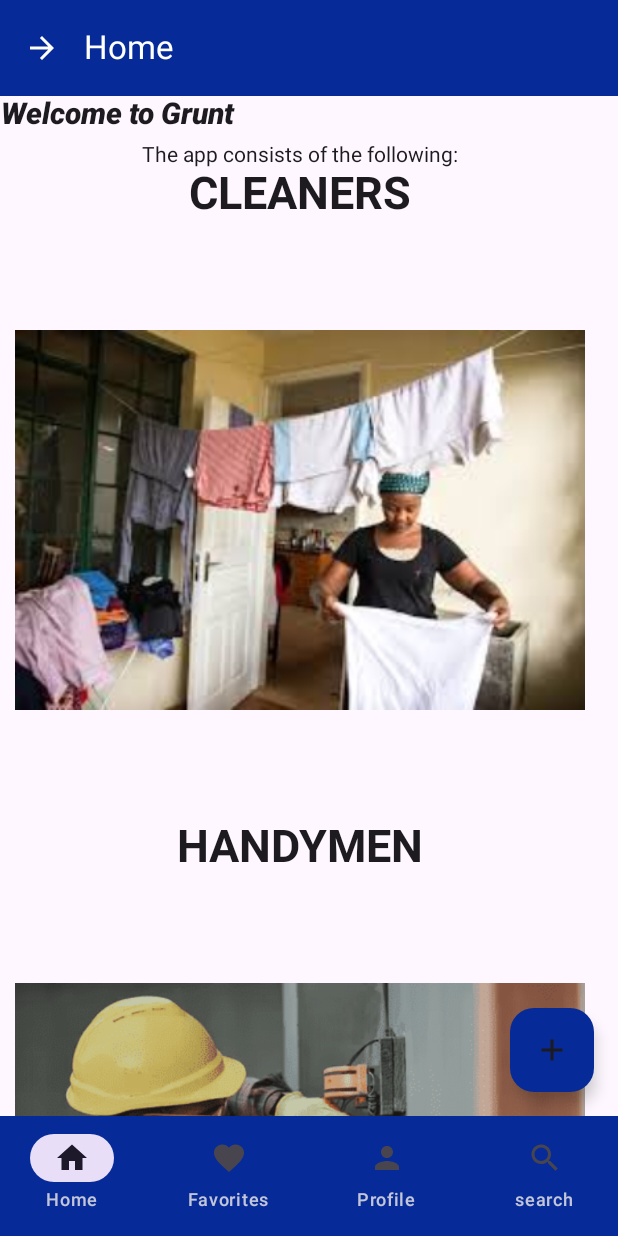
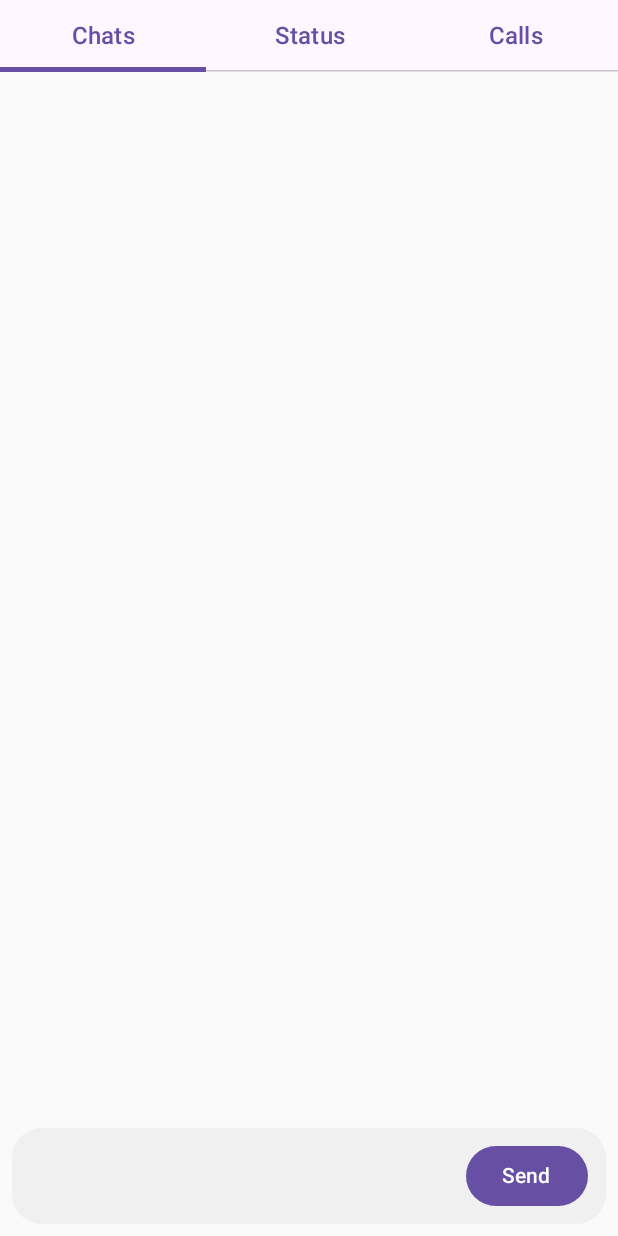
Before and after one commit to michaeltekri/grunts, an Android app built with Jetpack Compose: the screen it shows after launch (MainActivity), on a phone screen of 412 x 824 dp. Run offline under Robolectric (Android 15) with nearby library versions, the phone set to English and light mode, and no system bars; our stand-ins replace Room's generated code.

Commit message:
later commit

```diff
--- /dev/null
+++ b/app/src/main/java/com/tekri/grunts/data/ChatDatabase.kt
@@ -0,0 +1,30 @@
+package com.tekri.grunts.data
+
+import android.content.Context
+import androidx.room.Database
+import androidx.room.Room
+import androidx.room.RoomDatabase
+import com.tekri.grunts.data.MessageDao
+import com.tekri.grunts.model.Message
+
+@Database(entities = [Message::class], version = 1, exportSchema = false)
+abstract class ChatDatabase : RoomDatabase() {
+    abstract fun messageDao(): MessageDao
+
+    companion object {
+        @Volatile
+        private var INSTANCE: ChatDatabase? = null
+
+        fun getDatabase(context: Context): ChatDatabase {
+            return INSTANCE ?: synchronized(this) {
+                val instance = Room.databaseBuilder(
+                    context.applicationContext,
+                    ChatDatabase::class.java,
+                    "chat_database"
+                ).build()
+                INSTANCE = instance
+                instance
+            }
+        }
+    }
+}
--- /dev/null
+++ b/app/src/main/java/com/tekri/grunts/data/MessageDao.kt
@@ -0,0 +1,20 @@
+package com.tekri.grunts.data
+
+import androidx.room.Dao
+import androidx.room.Insert
+import androidx.room.OnConflictStrategy
+import androidx.room.Query
+import com.tekri.grunts.model.Message
+import kotlinx.coroutines.flow.Flow
+
+@Dao
+interface MessageDao {
+    @Query("SELECT * FROM messages ORDER BY timestamp ASC")
+    fun getAllMessages(): Flow<List<Message>>
+
+    @Insert(onConflict = OnConflictStrategy.IGNORE)
+    suspend fun insertMessage(message: Message)
+
+    @Query("DELETE FROM messages")
+    suspend fun clearMessages()
+}
--- a/app/src/main/java/com/tekri/grunts/navigation/AppNavHost.kt
+++ b/app/src/main/java/com/tekri/grunts/navigation/AppNavHost.kt
@@ -3,28 +3,34 @@ package com.tekri.grunts.navigation
 import androidx.compose.runtime.Composable
 import androidx.compose.ui.Modifier
 import androidx.compose.ui.platform.LocalContext
+import androidx.lifecycle.viewmodel.compose.viewModel
 import androidx.navigation.NavHostController
 import androidx.navigation.compose.NavHost
 import androidx.navigation.compose.composable
 import androidx.navigation.compose.rememberNavController
+import com.tekri.grunts.data.ChatDatabase
 import com.tekri.grunts.data.UserDatabase
+import com.tekri.grunts.repository.ChatRepository
 import com.tekri.grunts.repository.UserRepository
 import com.tekri.grunts.ui.screens.about.AboutScreen
 import com.tekri.grunts.ui.screens.auth.LoginScreen
 import com.tekri.grunts.ui.screens.auth.RegisterScreen
 import com.tekri.grunts.ui.screens.cart.CartScreen
+import com.tekri.grunts.ui.screens.communicate.CommuneScreen
 import com.tekri.grunts.ui.screens.contact.ContactScreen
 import com.tekri.grunts.ui.screens.home.HomeScreen
 import com.tekri.grunts.ui.screens.people.PictureScreen
 import com.tekri.grunts.ui.screens.people.ProfileScreen
 import com.tekri.grunts.ui.screens.splash.SplashScreen
 import com.tekri.grunts.viewmodel.AuthViewModel
+import com.tekri.grunts.viewmodel.ChatViewModel
+import com.tekri.grunts.viewmodel.ChatViewModelFactory
 
 @Composable
 fun AppNavHost(
     modifier: Modifier = Modifier,
     navController: NavHostController = rememberNavController(),
-    startDestination: String = ROUT_SPLASH
+    startDestination: String = ROUT_COMMUNE
 ) {
     val context= LocalContext.current
 
@@ -56,7 +62,19 @@ fun AppNavHost(
             CartScreen(navController)
         }
 
+        composable(ROUT_ADDPROFILE) {
+            CartScreen(navController)
+        }
 
+
+
+        composable(ROUT_COMMUNE) {
+            val chatDatabase = ChatDatabase.getDatabase(LocalContext.current)
+            val chatRepository = ChatRepository(chatDatabase.messageDao())
+            val chatViewModel: ChatViewModel = viewModel(factory = ChatViewModelFactory(chatRepository))
+
+            CommuneScreen(chatViewModel = chatViewModel) // ✅ Pass the instance
+        }
 
 
         //AUTHENTICATION
--- a/app/src/main/java/com/tekri/grunts/navigation/Routes.kt
+++ b/app/src/main/java/com/tekri/grunts/navigation/Routes.kt
@@ -7,6 +7,8 @@ const val ROUT_PROFILE = "profile"
 const val ROUT_SPLASH= "splash"
 const val ROUT_PICTURE= "picture"
 const val ROUT_CART= "cart"
+const val ROUT_COMMUNE= "commune"
+const val ROUT_ADDPROFILE= "add profile"
 
 //Authentication
 const val ROUT_REGISTER = "Register"
--- /dev/null
+++ b/app/src/main/java/com/tekri/grunts/repository/ChatRepository.kt
@@ -0,0 +1,11 @@
+package com.tekri.grunts.repository
+
+import com.tekri.grunts.data.MessageDao
+import com.tekri.grunts.model.Message
+import kotlinx.coroutines.flow.Flow
+
+class ChatRepository(private val messageDao: MessageDao) {
+    fun getAllMessages(): Flow<List<Message>> = messageDao.getAllMessages()
+    suspend fun insertMessage(message: Message) = messageDao.insertMessage(message)
+    suspend fun clearMessages() = messageDao.clearMessages() // Added for completeness
+}
--- /dev/null
+++ b/app/src/main/java/com/tekri/grunts/ui/screens/communicate/CommuneScreen.kt
@@ -0,0 +1,143 @@
+package com.tekri.grunts.ui.screens.communicate
+
+import androidx.compose.foundation.background
+import androidx.compose.foundation.layout.*
+import androidx.compose.foundation.lazy.LazyColumn
+import androidx.compose.foundation.lazy.items
+import androidx.compose.foundation.shape.RoundedCornerShape
+import androidx.compose.foundation.text.BasicTextField
+import androidx.compose.material3.*
+import androidx.compose.runtime.*
+import androidx.compose.ui.Alignment
+import androidx.compose.ui.Modifier
+import androidx.compose.ui.graphics.Color
+import androidx.compose.ui.text.TextStyle
+import androidx.compose.ui.unit.dp
+import androidx.compose.ui.unit.sp
+import androidx.lifecycle.viewmodel.compose.viewModel
+import com.tekri.grunts.viewmodel.ChatViewModel
+import com.tekri.grunts.model.Message
+
+@Composable
+fun CommuneScreen(chatViewModel: ChatViewModel = viewModel()) {
+    var selectedTab by remember { mutableStateOf(0) }
+    val messages by chatViewModel.messages.collectAsState()
+    var messageText by remember { mutableStateOf("") }
+
+    Column(modifier = Modifier.fillMaxSize()) {
+        // WhatsApp-style Tab Bar
+        TabRow(selectedTabIndex = selectedTab) {
+            listOf("Chats", "Status", "Calls").forEachIndexed { index, title ->
+                Tab(
+                    selected = selectedTab == index,
+                    onClick = { selectedTab = index },
+                    text = { Text(title, fontSize = 16.sp) }
+                )
+            }
+        }
+
+        when (selectedTab) {
+            0 -> ChatTab(messages, messageText, { messageText = it }) {
+                chatViewModel.sendMessage("Glory", messageText)
+                messageText = ""
+            }
+            1 -> StatusTab()
+            2 -> CallsTab()
+        }
+    }
+}
+
+// ✅ Chat Tab - Displays messages in WhatsApp style
+@Composable
+fun ChatTab(messages: List<Message>, messageText: String, onTextChange: (String) -> Unit, onSend: () -> Unit) {
+    Column(modifier = Modifier.fillMaxSize()) {
+        LazyColumn(
+            modifier = Modifier.weight(1f),
+            reverseLayout = true // New messages appear at the bottom
+        ) {
+            items(messages.reversed()) { message ->
+                ChatBubble(message)
+                Spacer(modifier = Modifier.height(8.dp)) // ✅ Added spacing between messages
+            }
+        }
+        ChatInputField(messageText, onTextChange, onSend)
+    }
+}
+
+// ✅ Chat Bubble (WhatsApp Style)
+@Composable
+fun ChatBubble(message: Message) {
+    val isSentByUser = message.sender == "Glory"
+    val bubbleColor = if (isSentByUser) Color(0xFFDCF8C6) else Color.White
+    val alignment = if (isSentByUser) Alignment.End else Alignment.Start
+
+    Row(
+        modifier = Modifier
+            .fillMaxWidth()
+            .padding(horizontal = 8.dp), // ✅ Ensures alignment spacing
+        horizontalArrangement = if (isSentByUser) Arrangement.End else Arrangement.Start
+    ) {
+        Box(
+            modifier = Modifier
+                .background(bubbleColor, shape = RoundedCornerShape(12.dp))
+                .padding(8.dp)
+                .widthIn(max = 250.dp)
+        ) {
+            Column {
+                Text(
+                    text = message.text,
+                    fontSize = 16.sp,
+                    color = Color.Black
+                )
+                Text(
+                    text = "12:34 PM", // Placeholder for timestamp
+                    fontSize = 12.sp,
+                    color = Color.Gray,
+                    modifier = Modifier.align(Alignment.End)
+                )
+            }
+        }
+    }
+}
+
+// ✅ WhatsApp-style Input Box
+@Composable
+fun ChatInputField(messageText: String, onTextChange: (String) -> Unit, onSend: () -> Unit) {
+    Row(
+        modifier = Modifier
+            .fillMaxWidth()
+            .padding(8.dp)
+            .background(Color(0xFFF0F0F0), RoundedCornerShape(20.dp))
+            .padding(horizontal = 12.dp, vertical = 8.dp)
+    ) {
+        BasicTextField(
+            value = messageText,
+            onValueChange = onTextChange,
+            textStyle = TextStyle(fontSize = 16.sp),
+            modifier = Modifier
+                .weight(1f)
+                .padding(8.dp)
+        )
+        Button(
+            onClick = { if (messageText.isNotBlank()) onSend() },
+            modifier = Modifier.padding(start = 8.dp)
+        ) {
+            Text("Send")
+        }
+    }
+}
+
+// ✅ Placeholder Tabs (Status, Calls)
+@Composable
+fun StatusTab() {
+    Box(modifier = Modifier.fillMaxSize(), contentAlignment = Alignment.Center) {
+        Text("Status Screen", fontSize = 20.sp, color = Color.Gray)
+    }
+}
+
+@Composable
+fun CallsTab() {
+    Box(modifier = Modifier.fillMaxSize(), contentAlignment = Alignment.Center) {
+        Text("Calls Screen", fontSize = 20.sp, color = Color.Gray)
+    }
+}
--- a/app/src/main/java/com/tekri/grunts/ui/screens/profile/EditProfileScreen.kt
+++ b/app/src/main/java/com/tekri/grunts/ui/screens/profile/EditProfileScreen.kt
@@ -23,6 +23,7 @@ import androidx.compose.ui.unit.dp
 import androidx.navigation.NavController
 import coil.compose.rememberAsyncImagePainter
 import com.tekri.grunts.model.Profile
+import com.tekri.grunts.navigation.ROUT_ADDPROFILE
 import com.tekri.grunts.viewmodel.ProfileViewModel
 
 
@@ -166,13 +167,13 @@ fun BottomNavigationBar2(navController: NavController) {
     ) {
         NavigationBarItem(
             selected = false,
-            onClick = { navController.navigate(ROUT_PRODUCT_LIST) },
+            onClick = { navController.navigate(ROUT_ADDPROFILE) },
             icon = { Icon(Icons.Default.Menu, contentDescription = "Product List") },
             label = { Text("Products") }
         )
         NavigationBarItem(
             selected = false,
-            onClick = { navController.navigate(ROUT_ADD_PRODUCT) },
+            onClick = { navController.navigate(ROUT_ADDPROFILE) },
             icon = { Icon(Icons.Default.Menu, contentDescription = "Add Product") },
             label = { Text("Add") }
         )
--- /dev/null
+++ b/app/src/main/java/com/tekri/grunts/viewmodel/ChatViewModel.kt
@@ -0,0 +1,35 @@
+package com.tekri.grunts.viewmodel
+
+
+import androidx.lifecycle.ViewModel
+import androidx.lifecycle.viewModelScope
+import com.tekri.grunts.model.Message
+import com.tekri.grunts.repository.ChatRepository
+import kotlinx.coroutines.flow.MutableStateFlow
+import kotlinx.coroutines.flow.asStateFlow
+import kotlinx.coroutines.launch
+
+class ChatViewModel(private val repository: ChatRepository) : ViewModel() {
+
+    private val _messages = MutableStateFlow<List<Message>>(emptyList())
+    val messages = _messages.asStateFlow()
+
+    init {
+        loadMessages()
+    }
+
+    private fun loadMessages() {
+        viewModelScope.launch {
+            repository.getAllMessages().collect { messageList ->
+                _messages.value = messageList
+            }
+        }
+    }
+
+    fun sendMessage(sender: String, text: String) {
+        val newMessage = Message(sender = sender, text = text, timestamp = System.currentTimeMillis())
+        viewModelScope.launch {
+            repository.insertMessage(newMessage)
+        }
+    }
+}
--- /dev/null
+++ b/app/src/main/java/com/tekri/grunts/viewmodel/ChatViewModelFactory.kt
@@ -0,0 +1,16 @@
+package com.tekri.grunts.viewmodel
+
+
+import androidx.lifecycle.ViewModel
+import androidx.lifecycle.ViewModelProvider
+import com.tekri.grunts.repository.ChatRepository
+
+class ChatViewModelFactory(private val repository: ChatRepository) : ViewModelProvider.Factory {
+    override fun <T : ViewModel> create(modelClass: Class<T>): T {
+        if (modelClass.isAssignableFrom(ChatViewModel::class.java)) {
+            @Suppress("UNCHECKED_CAST")
+            return ChatViewModel(repository) as T
+        }
+        throw IllegalArgumentException("Unknown ViewModel class")
+    }
+}
```
Also changed, not shown: app/src/main/java/com/tekri/grunts/model/Message.kt (added, +12 -0 lines), app/src/main/java/com/tekri/grunts/ui/screens/profile/AddProfileScreen.kt (+4 -3 lines).
